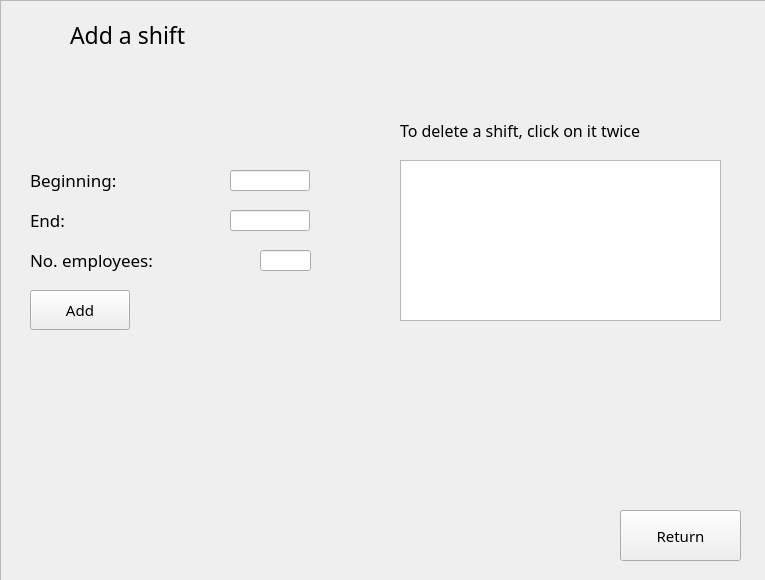
Above: Comcalen/ManageShift.ui from Rolkarolka/Comcalen before the change. Below: the same form after it.
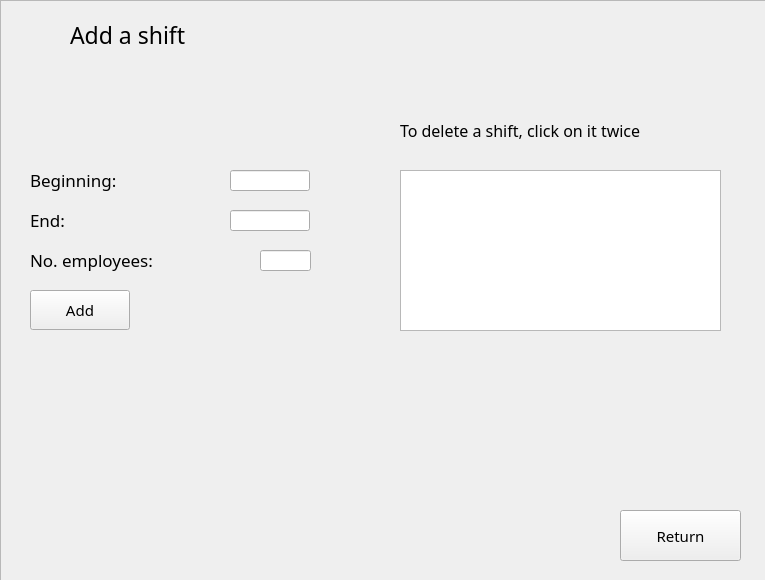
That is the form after the change. Icons and pictures are not drawn.

What changed in the file:
```diff
--- a/Comcalen/ManageShift.ui
+++ b/Comcalen/ManageShift.ui
@@ -239,7 +239,7 @@
     <property name="geometry">
      <rect>
       <x>400</x>
-      <y>160</y>
+      <y>170</y>
       <width>321</width>
       <height>161</height>
      </rect>
```
Left out of the diff: 2 changed lines with no effect on the pictures.
